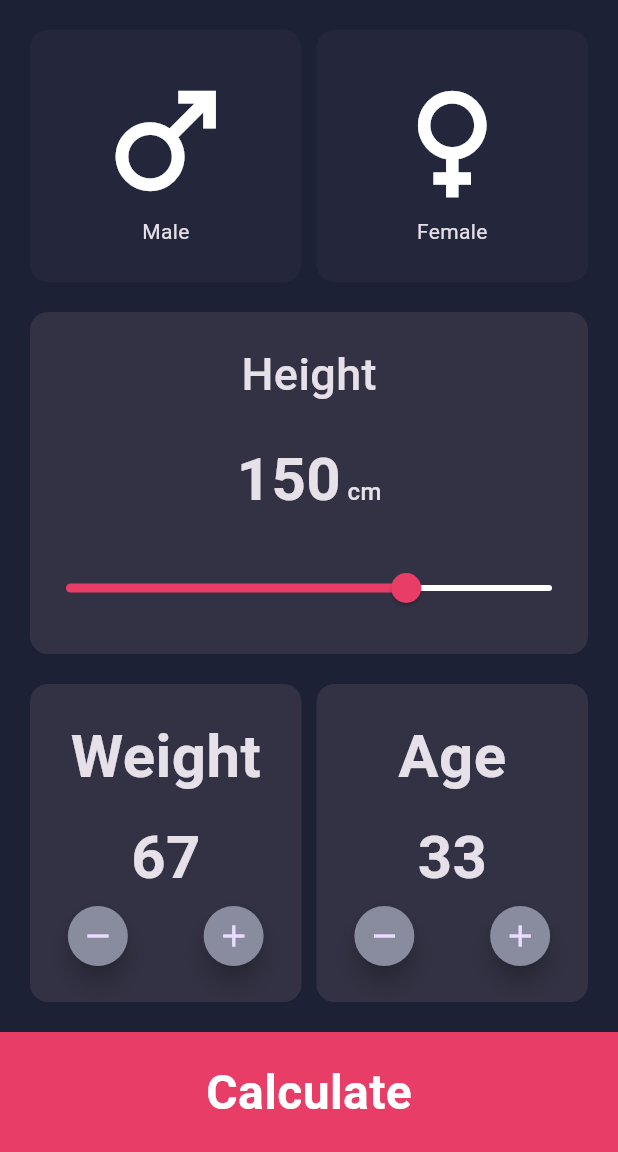
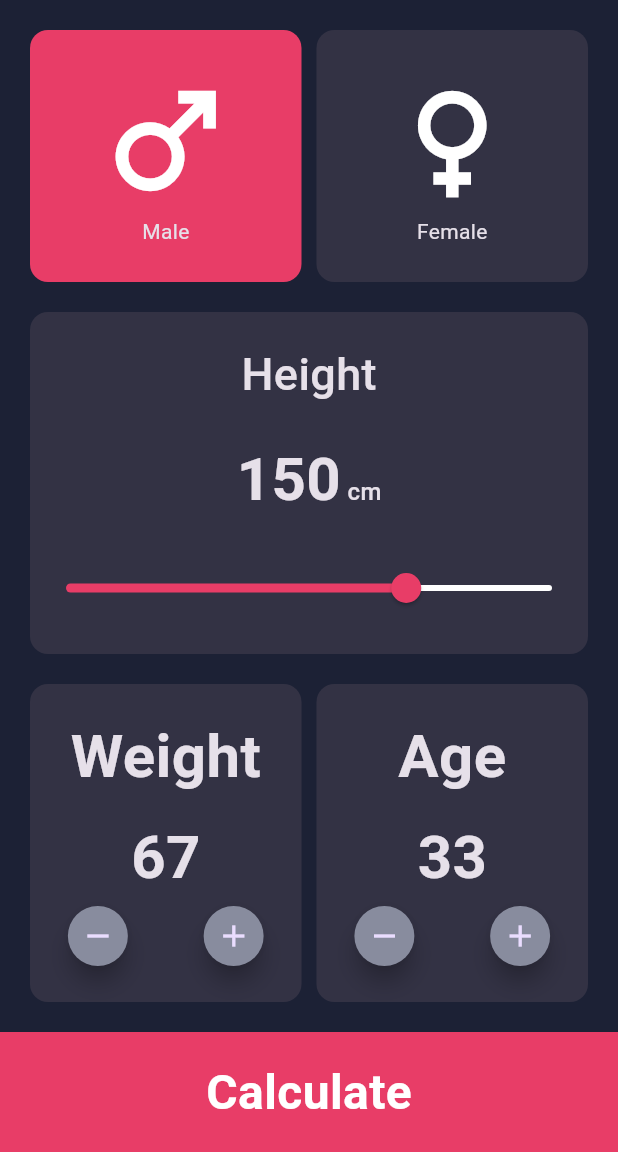
Before and after one commit to Hazem-elsayed-nassar/bmi_calculator, a Flutter app: the screen it shows after launch, on a phone screen of 412 x 824 dp, the part 84-1236 px from its top. Run offline on Flutter 3.47's test engine with Material 3 defaults, Android fonts, the phone set to English and light mode, and no system bars.

Commit message:
gender_onTap

```diff
--- a/lib/screens/home_screen.dart
+++ b/lib/screens/home_screen.dart
@@ -3,9 +3,13 @@ import 'package:bmi_calculator/widgets/custom_app_bar.dart';
 import 'package:bmi_calculator/widgets/gender_container.dart';
 import 'package:flutter/material.dart';
 
-class HomeScreen extends StatelessWidget {
+class HomeScreen extends StatefulWidget {
   const HomeScreen({super.key});
-
+    @override
+  State<StatefulWidget> createState() => _HomeScreenState();
+}
+class _HomeScreenState extends State<HomeScreen> {
+  bool isMale = true;
   @override
   Widget build(BuildContext context) {
     return Scaffold(
@@ -18,9 +22,24 @@ class HomeScreen extends StatelessWidget {
             //gander row
             Row(
               children: [
-                GenderContainer(title: 'Male', icon: Icons.male),
+                GenderContainer(title: 'Male', icon: Icons.male,
+                 isactive: isMale,
+                 onTap: () {
+                    setState(() {
+                      isMale = true;
+                    });
+                 } ,
+                ),
+
                 SizedBox(width: 10),
-                GenderContainer(title: 'Female', icon: Icons.female),
+                GenderContainer(title: 'Female', icon: Icons.female,
+                isactive: !isMale,
+                 onTap: () {
+                   setState(() {
+                    isMale = false;
+                   });
+                 } ,
+                ),
               ],
             ),
 
@@ -103,6 +122,5 @@ class HomeScreen extends StatelessWidget {
         ),
       ),
     );
-
   }
 }
--- a/lib/widgets/gender_container.dart
+++ b/lib/widgets/gender_container.dart
@@ -5,19 +5,30 @@ import 'package:flutter/material.dart';
 class GenderContainer extends StatelessWidget {
   final String title;
   final IconData icon;
+  final bool isactive;
+  final void Function()? onTap;
 
-  const GenderContainer({super.key, required this.title, required this.icon});
+  const GenderContainer({
+    super.key,
+    required this.title,
+    required this.icon,
+    this.isactive = false,
+    this.onTap,
+  });
 
   @override
   Widget build(BuildContext context) {
     return Expanded(
-      child: Container(
-        decoration: BoxDecoration(
-          borderRadius: BorderRadius.circular(12),
-          color: Color(0xff24263B),
+      child: InkWell(
+        onTap: onTap,
+        child: Container(
+          decoration: BoxDecoration(
+            borderRadius: BorderRadius.circular(12),
+            color: isactive ? Color(0xffE83D67) : Color(0xff333244),
+          ),
+          padding: EdgeInsets.all(24),
+          child: Column(children: [Icon(icon, size: 100), Text(title)]),
         ),
-        padding: EdgeInsets.all(24),
-        child: Column(children: [Icon(icon, size: 100), Text(title)]),
       ),
     );
   }
```
